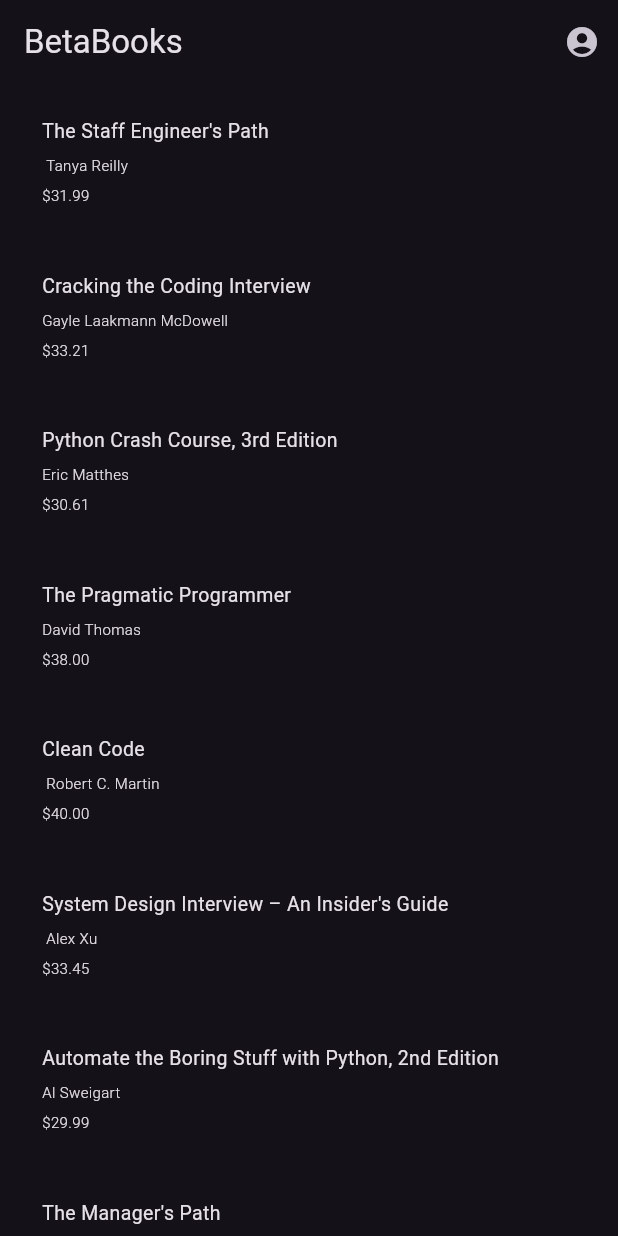
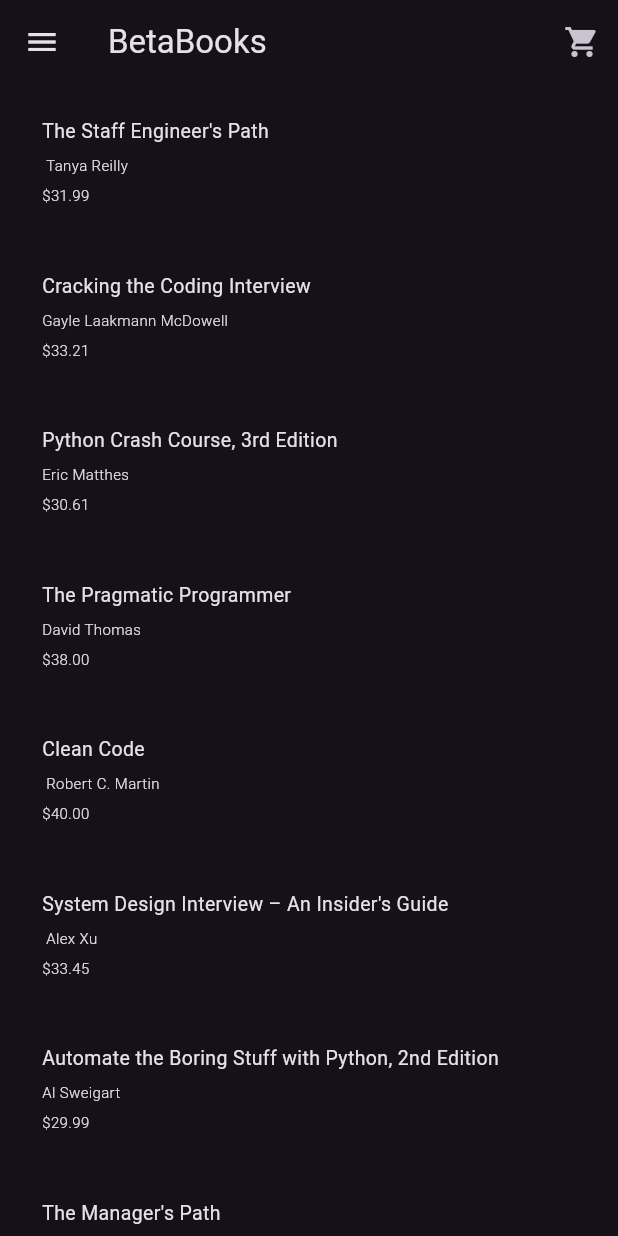
Before and after one commit to steelcol/UMD-Amazon-app, a Flutter app: the HomePage screen opened directly, on a phone screen of 412 x 824 dp. Run offline on Flutter 3.47's test engine with Material 3 defaults, Android fonts, the light colour scheme and no system bars; our stand-ins replace cloud_firestore, csv, firebase_auth, firebase_core; missing offline and left inert: firebase_ui_auth, firebase_ui_oauth_google; accounts and stored records are empty.

Commit message:
Added invidual page buttons

```diff
--- a/lib/pages/home_page.dart
+++ b/lib/pages/home_page.dart
@@ -1,3 +1,4 @@
+import 'package:firebase_auth/firebase_auth.dart';
 import 'package:flutter/material.dart';
 import 'package:beta_books/models/book_model.dart';
 import 'package:beta_books/routing/routes.dart';
@@ -74,10 +75,60 @@
                     title: const Text("BetaBooks"),
                     actions: [
                       IconButton(
-                        onPressed: () => Navigator.pushNamed(context, profile),
-                        icon: const Icon(Icons.account_circle_sharp),
+                        onPressed: () => Navigator.of(context).pushNamed(shopping),
+                        icon: const Icon(Icons.shopping_cart),
                       ),
                     ],
+                  ),
+                  drawer: Drawer(
+                    child: CustomScrollView(
+                      physics: const NeverScrollableScrollPhysics(),
+                      slivers: <Widget> [
+                        SliverToBoxAdapter(
+                          child: Column(
+                            crossAxisAlignment: CrossAxisAlignment.stretch,
+                            children: [
+                              DrawerHeader(
+                                child: Column(
+                                  children: [
+                                  /*
+                                    Image(
+                                      image: NetworkImage(FirebaseAuth.instance.currentUser!.photoURL!) ??,
+                                    ),
+                                    */
+                                    Text(FirebaseAuth.instance.currentUser!.displayName!) ?? Text('User'),
+                                  ],
+                                ),
+                              ),
+                              ListTile(
+                                title: const Text('Account'),
+                                onTap: () => Navigator.of(context).pushNamed(profile),
+                              ),
+                              ListTile(
+                                title: const Text('Calendar'),
+                                onTap: () => Navigator.of(context).pushNamed(calendar),
+                              ),
+                              ListTile(
+                                title: const Text('Videos'),
+                                onTap: () => Navigator.of(context).pushNamed(videos),
+                              ),
+                            ],
+                          ),
+                        ),
+                        SliverFillRemaining(
+                          hasScrollBody: false,
+                          child: Align(
+                            alignment: Alignment.bottomCenter,
+                            child: ListTile(
+                              title: const Text('Settings'),
+                              onTap: () {
+
+                              },
+                            ),
+                          ),
+                        ),
+                      ]
+                    ),
                   ),
                   body: Center(
                     child: ListView.builder(
--- a/lib/routing/routes.dart
+++ b/lib/routing/routes.dart
@@ -1,3 +1,7 @@
 const String home = '/';
 const String signin = '/signin';
 const String profile = '/profile';
+const String videos = '/vidoes';
+const String calendar = '/calendar';
+const String userSettings = '/settings';
+const String shopping = '/shopping';
```
Also changed, not shown: lib/pages/calendar_page.dart (added, +20 -0 lines), lib/pages/settings_page.dart (added, +20 -0 lines), lib/pages/shopping_page.dart (added, +20 -0 lines), lib/pages/videos_page.dart (added, +20 -0 lines), lib/routing/route_generator.dart (+30 -5 lines).
